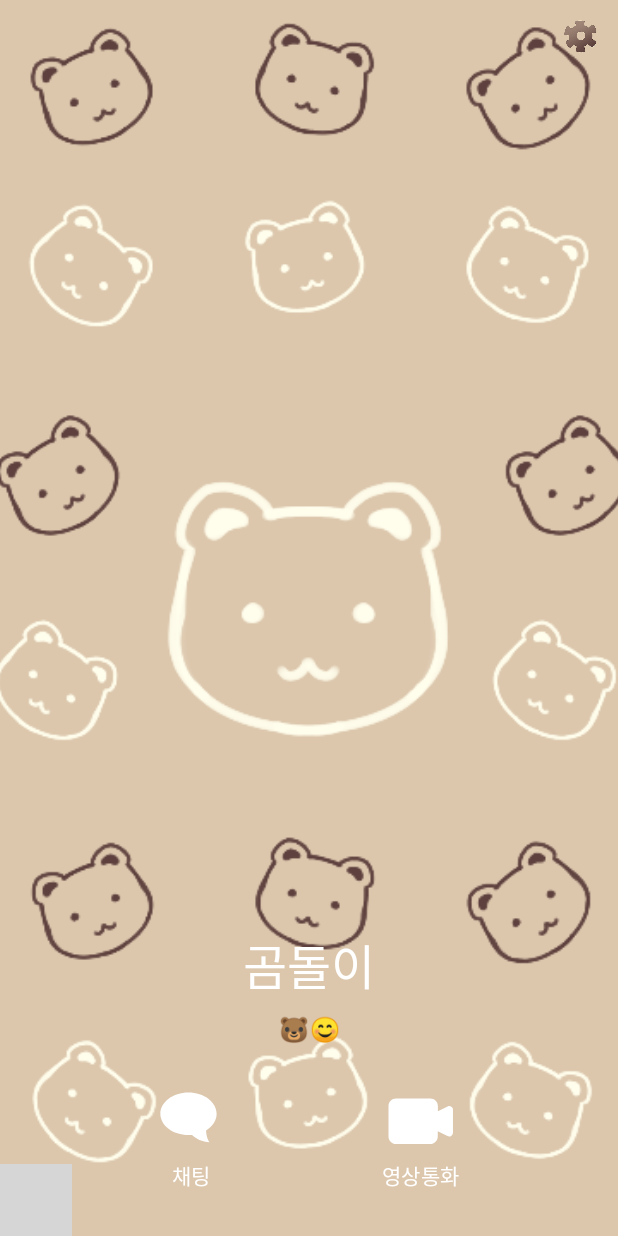
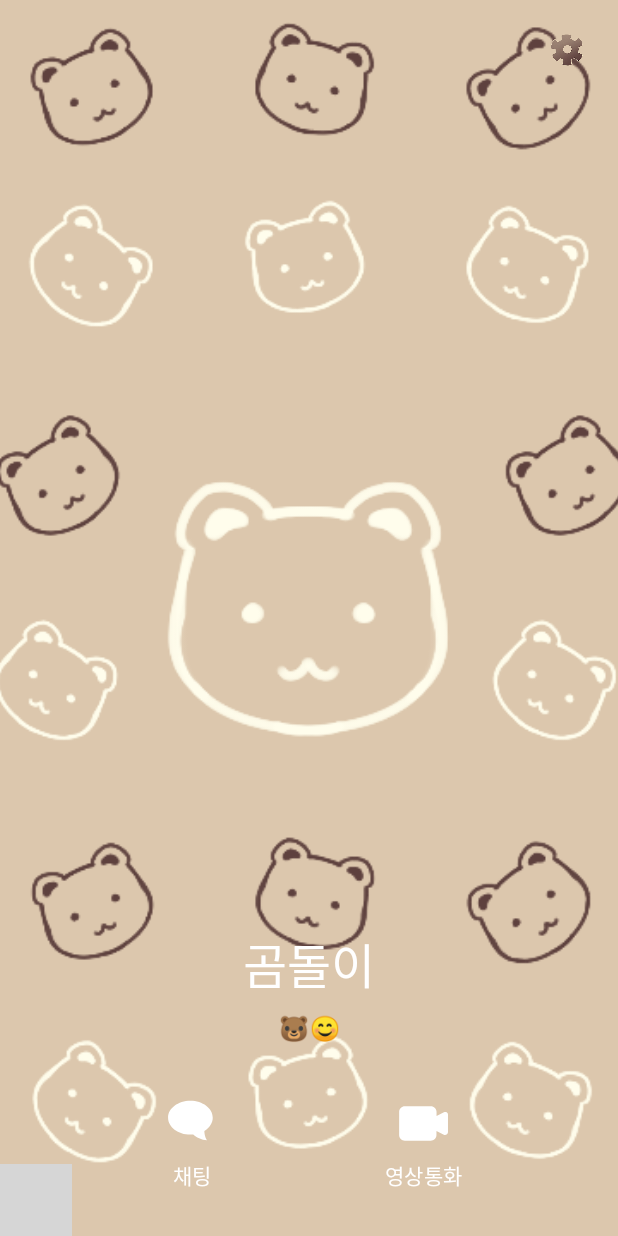
Before and after one commit to gurumdevv/AIFriend, an Android app built with Jetpack Compose: the screen it shows after launch (MainActivity), on a phone screen of 412 x 824 dp. Run offline under Robolectric (Android 15) with nearby library versions, the phone set to English and light mode, and no system bars; our stand-ins replace Dagger/Hilt's generated code; Roboto replaces fonts that are not available here; 1 statement that could not run was skipped; grey boxes are pictures that could not be loaded.

Commit message:
chore: MainScreen의 버튼들을 IconButton으로 변경

```diff
--- a/app/src/main/java/com/gurumlab/aifriend/ui/home/Home.kt
+++ b/app/src/main/java/com/gurumlab/aifriend/ui/home/Home.kt
@@ -1,8 +1,6 @@
 package com.gurumlab.aifriend.ui.home
 
-import androidx.compose.foundation.Image
 import androidx.compose.foundation.background
-import androidx.compose.foundation.clickable
 import androidx.compose.foundation.layout.Arrangement
 import androidx.compose.foundation.layout.Box
 import androidx.compose.foundation.layout.Column
@@ -10,15 +8,14 @@ import androidx.compose.foundation.layout.Row
 import androidx.compose.foundation.layout.Spacer
 import androidx.compose.foundation.layout.fillMaxWidth
 import androidx.compose.foundation.layout.height
-import androidx.compose.foundation.layout.size
+import androidx.compose.foundation.layout.padding
+import androidx.compose.material3.IconButton
 import androidx.compose.material3.MaterialTheme
 import androidx.compose.runtime.Composable
 import androidx.compose.ui.Alignment
 import androidx.compose.ui.Modifier
 import androidx.compose.ui.graphics.Brush
 import androidx.compose.ui.graphics.Color
-import androidx.compose.ui.layout.ContentScale
-import androidx.compose.ui.res.painterResource
 import androidx.compose.ui.res.stringResource
 import androidx.compose.ui.text.TextStyle
 import androidx.compose.ui.text.style.TextAlign
@@ -77,23 +74,6 @@ fun BottomComposable(
 }
 
 @Composable
-fun ImageButton(
-    modifier: Modifier = Modifier,
-    imageId: Int,
-    contentDescription: String,
-    onClick: () -> Unit
-) {
-    Image(
-        modifier = modifier
-            .clickable { onClick() }
-            .size(30.dp),
-        painter = painterResource(id = imageId),
-        contentDescription = contentDescription,
-        contentScale = ContentScale.Crop
-    )
-}
-
-@Composable
 fun ImageTextButton(
     text: String,
     fontStyle: TextStyle,
@@ -102,11 +82,16 @@ fun ImageTextButton(
     onClick: () -> Unit
 ) {
     Column(
-        modifier = Modifier.clickable { onClick() },
+        modifier = Modifier,
         horizontalAlignment = Alignment.CenterHorizontally
     ) {
-        CustomImage(imageId = imageId, contentDescription = contentDescription)
-        Spacer(modifier = Modifier.height(3.dp))
+        IconButton(onClick = { onClick() }) {
+            CustomImage(
+                imageId = imageId,
+                contentDescription = contentDescription,
+                modifier = Modifier.padding(3.dp)
+            )
+        }
         CustomText(
             value = text,
             fontStyle = fontStyle,
--- a/app/src/main/java/com/gurumlab/aifriend/ui/home/HomeScreen.kt
+++ b/app/src/main/java/com/gurumlab/aifriend/ui/home/HomeScreen.kt
@@ -8,6 +8,8 @@ import androidx.compose.foundation.layout.Spacer
 import androidx.compose.foundation.layout.fillMaxSize
 import androidx.compose.foundation.layout.fillMaxWidth
 import androidx.compose.foundation.layout.padding
+import androidx.compose.foundation.layout.size
+import androidx.compose.material3.IconButton
 import androidx.compose.material3.Scaffold
 import androidx.compose.runtime.Composable
 import androidx.compose.ui.Modifier
@@ -51,11 +53,15 @@ fun HomeScreen(
                         .padding(10.dp),
                     horizontalArrangement = Arrangement.End
                 ) {
-                    ImageButton(
-                        imageId = R.drawable.ic_setting,
-                        contentDescription = stringResource(R.string.ic_setting),
-                        onClick = onNavigateToSettings
-                    )
+                    IconButton(onClick = { onNavigateToSettings() }) {
+                        CustomImage(
+                            modifier = Modifier
+                                .size(50.dp)
+                                .padding(5.dp),
+                            imageId = R.drawable.ic_setting,
+                            contentDescription = stringResource(R.string.ic_setting),
+                        )
+                    }
                 }
 
                 BottomComposable(
```
